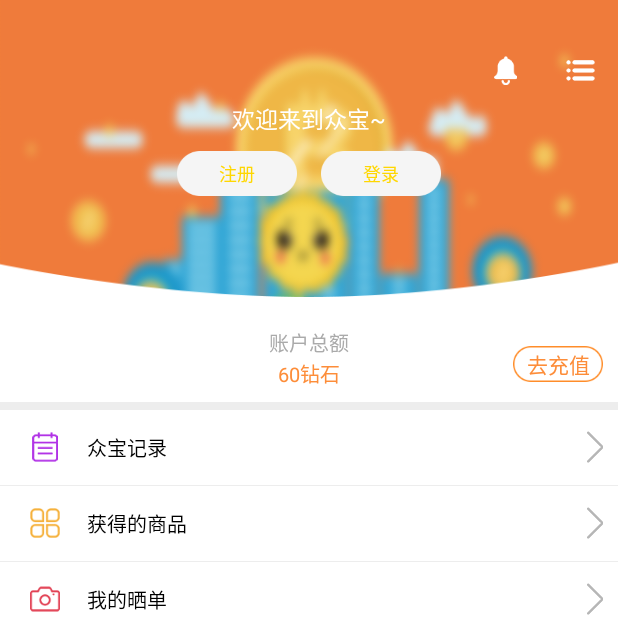
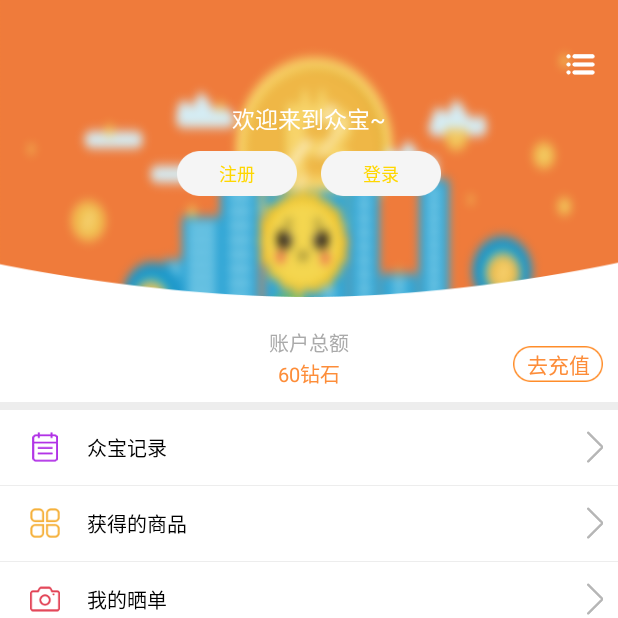
Before and after one commit to Ryxz/zhongbao, an Android app: the fragment MyFragment placed in its activity, on a phone screen of 412 x 824 dp, the top half of it. Run offline under Robolectric (Android 15) with nearby library versions, the phone set to English and light mode, and no system bars; libraries missing offline, so code that uses them is left out: com.makeramen.roundedimageview; plain views replace RoundedImageView.

Commit message:
修改UI细节

```diff
--- a/app/src/main/res/layout/fragment_my.xml
+++ b/app/src/main/res/layout/fragment_my.xml
@@ -19,19 +19,12 @@
             android:layout_width="wrap_content"
             android:layout_height="wrap_content"/>
         <LinearLayout
-            android:layout_marginTop="22dp"
+            android:layout_marginTop="20dp"
             android:layout_alignParentRight="true"
             android:layout_width="wrap_content"
-            android:layout_height="50dp"
+            android:layout_height="45dp"
             android:orientation="horizontal">
 
-            <ImageView
-                android:padding="15dp"
-                android:id="@+id/mine_news_iv"
-                android:layout_width="50dp"
-                android:layout_height="50dp"
-                android:layout_gravity="center_vertical"
-                android:src="@mipmap/mine_news" />
             <ImageView
                 android:id="@+id/mine_type_iv"
                 android:padding="15dp"
@@ -381,6 +374,16 @@
                 android:layout_width="wrap_content"
                 android:layout_height="wrap_content"
                 android:src="@mipmap/arrow"/>
+
+            <ImageView
+                android:id="@+id/mine_news_iv"
+                android:layout_width="50dp"
+                android:layout_height="50dp"
+                android:layout_alignParentEnd="true"
+                android:layout_alignParentTop="true"
+                android:layout_gravity="center_vertical"
+                android:padding="16dp"
+                android:src="@mipmap/mine_news" />
         </RelativeLayout>
     </LinearLayout>
 
```
Also changed, not shown: app/src/main/res/layout/fragment_home.xml (+9 -10 lines), app/src/main/res/layout/fragment_product.xml (+8 -8 lines).
